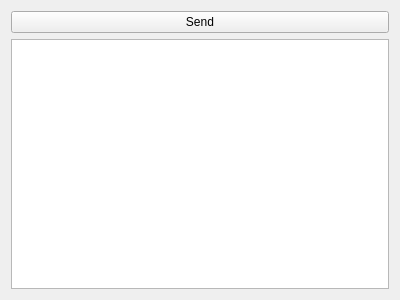
The window that epyq/main.ui (epcpower/st) describes before a commit, drawn with Qt 5.
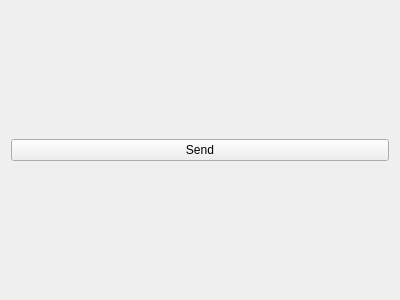
The same window after the commit.

Commit message: Change to a couple widgets for embedded example

Patch:
```diff
--- a/epyq/main.ui
+++ b/epyq/main.ui
@@ -23,9 +23,6 @@
        </property>
       </widget>
      </item>
-     <item>
-      <widget class="QTextEdit" name="log"/>
-     </item>
     </layout>
    </item>
   </layout>
```
Left out of the diff: 2 changed lines with no effect on the pictures. The commit also changes 3 other files.
